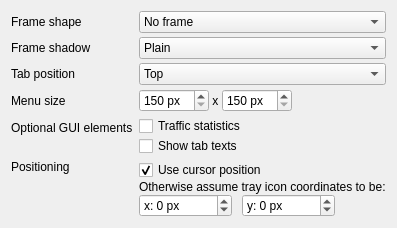
Before: the Qt Designer form widgets/settings/appearanceoptionpage.ui in Martchus/syncthingtray, drawn with Qt 5.
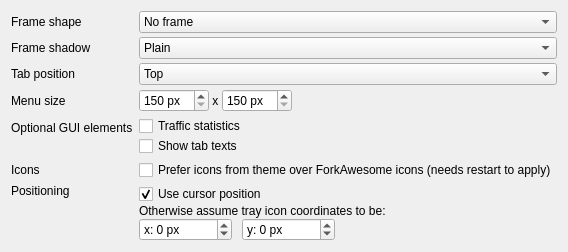
After: the same form once the commit is applied. Icons and pictures are not drawn.

Commit message:
Allow using system icons instead of ForkAwesome icons
* Allow using icons from freedesktop.org icon theme for most ForkAwesome
  icons if available
* Let's not use it for the nested list of details in the models for now
* See https://github.com/Martchus/syncthingtray/issues/121

```diff
--- a/widgets/settings/appearanceoptionpage.ui
+++ b/widgets/settings/appearanceoptionpage.ui
@@ -219,7 +219,7 @@
      </property>
     </widget>
    </item>
-   <item row="9" column="0">
+   <item row="11" column="0">
     <widget class="QLabel" name="positioningLabel">
      <property name="text">
       <string>Positioning</string>
@@ -229,7 +229,7 @@
      </property>
     </widget>
    </item>
-   <item row="9" column="1">
+   <item row="11" column="1">
     <layout class="QVBoxLayout" name="positioningVerticalLayout">
      <item>
       <widget class="QCheckBox" name="useCursorPosCheckBox">
@@ -338,6 +338,27 @@
      </item>
     </layout>
    </item>
+   <item row="9" column="1">
+    <layout class="QVBoxLayout" name="iconsVerticalLayout">
+     <property name="spacing">
+      <number>0</number>
+     </property>
+     <item>
+      <widget class="QCheckBox" name="preferIconsFromThemeCheckBox">
+       <property name="text">
+        <string>Prefer icons from theme over ForkAwesome icons (needs restart to apply)</string>
+       </property>
+      </widget>
+     </item>
+    </layout>
+   </item>
+   <item row="9" column="0">
+    <widget class="QLabel" name="iconsLabel">
+     <property name="text">
+      <string>Icons</string>
+     </property>
+    </widget>
+   </item>
   </layout>
  </widget>
  <resources/>
```
The commit also changes 26 other files.
